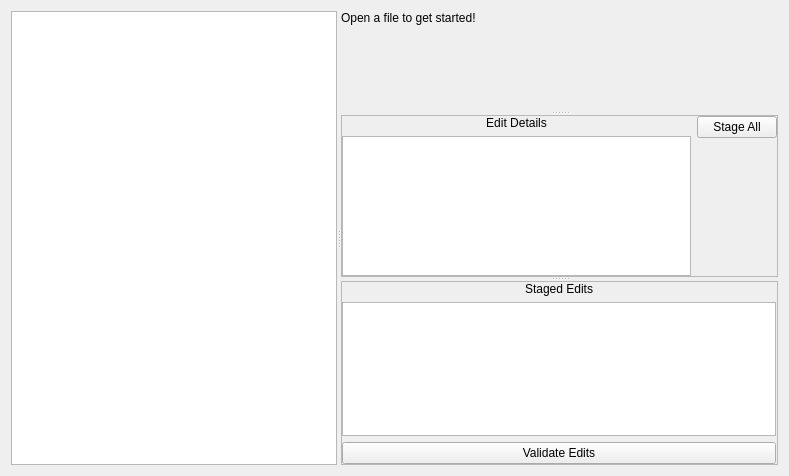
pcdshub/atef, file atef/ui/configure_edits_wizard_page.ui: the form before one commit.
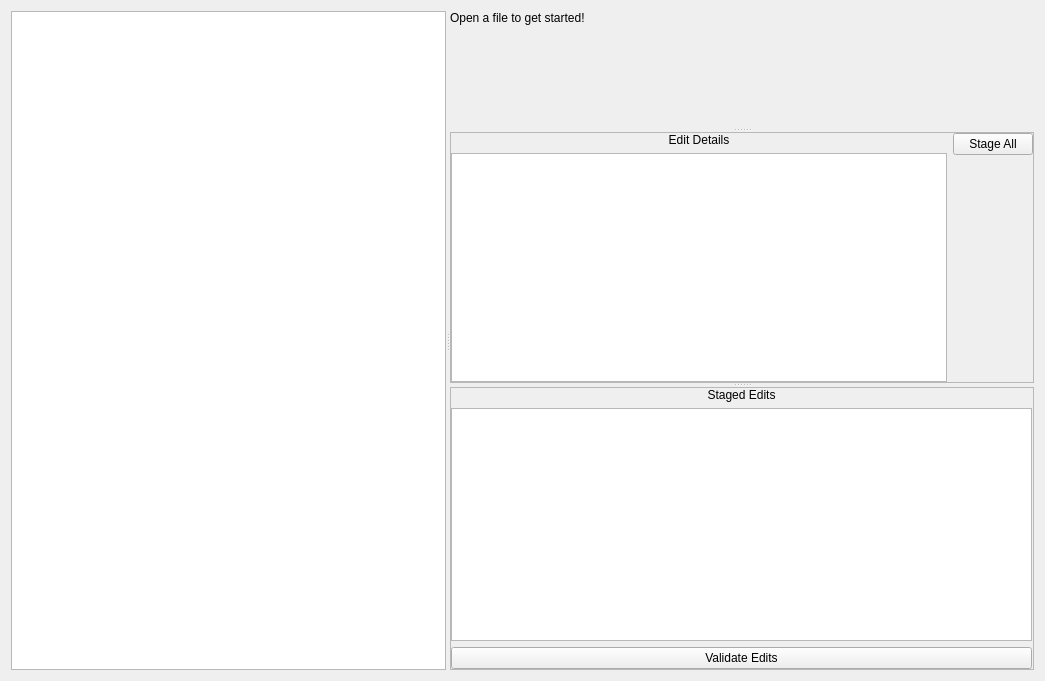
The form after the commit. Custom widgets are drawn as their Qt base class.

Commit message: GUI: adjust wizard pages to utilize all available space

The edit to the form file:
```diff
--- a/atef/ui/configure_edits_wizard_page.ui
+++ b/atef/ui/configure_edits_wizard_page.ui
@@ -6,10 +6,16 @@
    <rect>
     <x>0</x>
     <y>0</y>
-    <width>789</width>
-    <height>476</height>
+    <width>1045</width>
+    <height>681</height>
    </rect>
   </property>
+  <property name="sizePolicy">
+   <sizepolicy hsizetype="Expanding" vsizetype="Expanding">
+    <horstretch>0</horstretch>
+    <verstretch>0</verstretch>
+   </sizepolicy>
+  </property>
   <property name="windowTitle">
    <string>ConfigureEditsPage</string>
   </property>
@@ -22,6 +28,12 @@
   <layout class="QVBoxLayout" name="verticalLayout">
    <item>
     <widget class="QSplitter" name="splitter_2">
+     <property name="sizePolicy">
+      <sizepolicy hsizetype="Expanding" vsizetype="Expanding">
+       <horstretch>0</horstretch>
+       <verstretch>0</verstretch>
+      </sizepolicy>
+     </property>
      <property name="orientation">
       <enum>Qt::Horizontal</enum>
      </property>
```
The commit also changes 2 other files.
